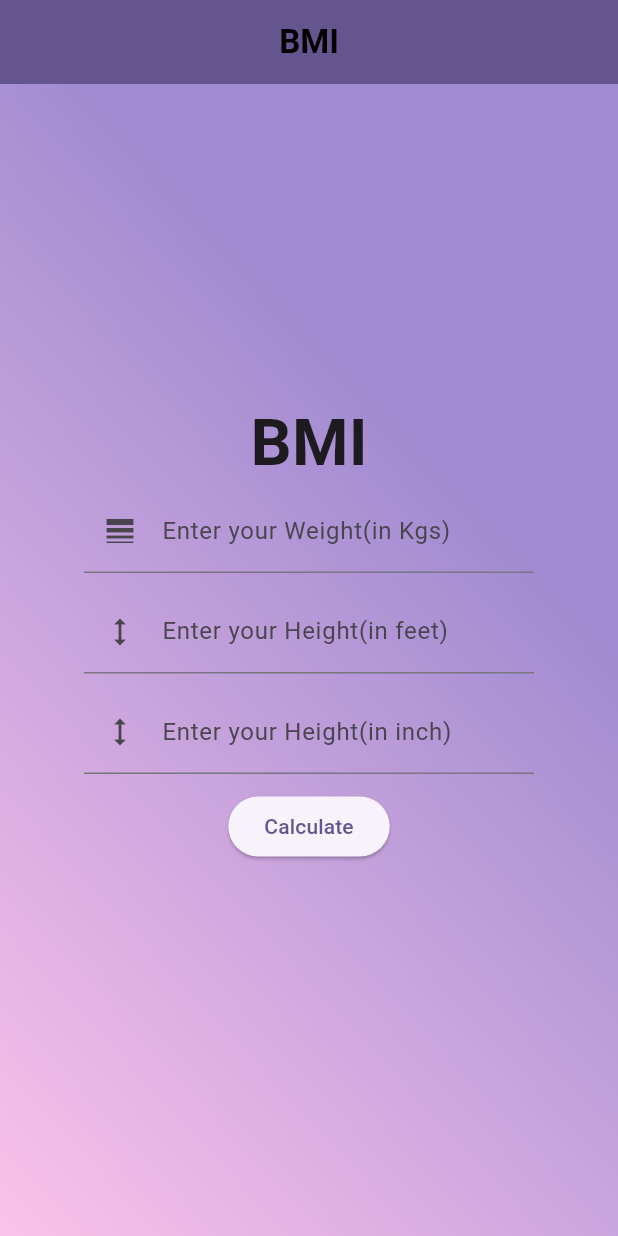
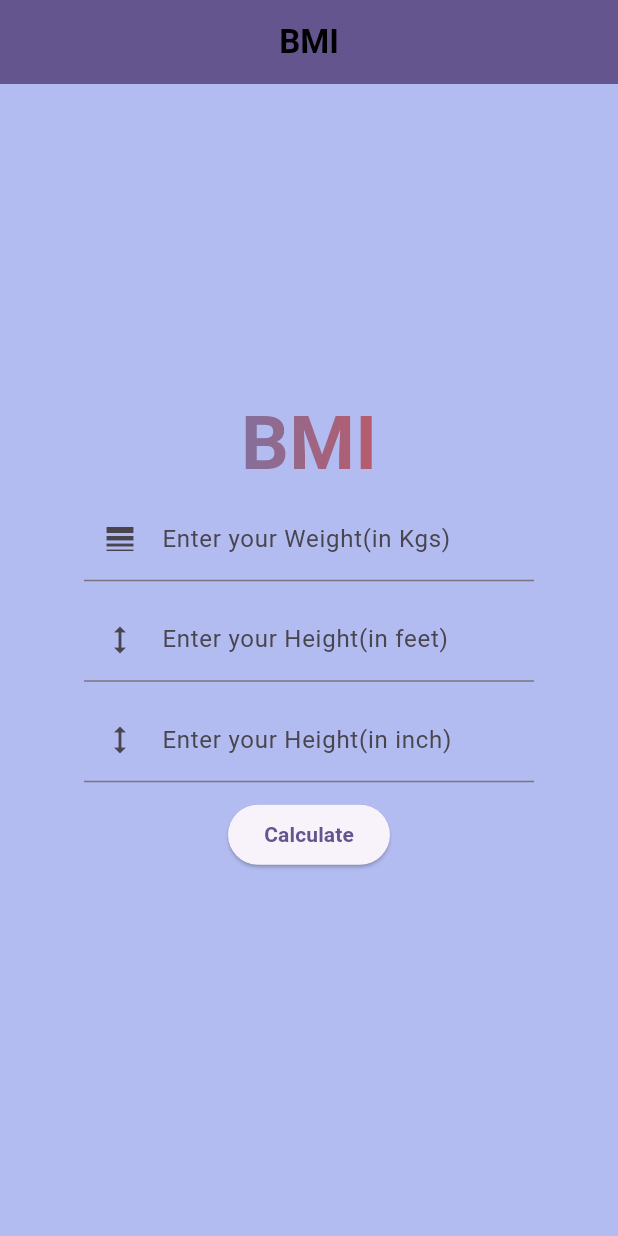
Before and after one commit to d19rsabhah/bmi_app, a Flutter app: the screen it shows after launch, on a phone screen of 412 x 824 dp. Run offline on Flutter 3.47's test engine with Material 3 defaults, Android fonts, the phone set to English and light mode, and no system bars.

Commit message:
gradient text

```diff
--- a/lib/constants/colors.dart
+++ b/lib/constants/colors.dart
@@ -1,7 +1,7 @@
 import 'package:flutter/material.dart';
 
 const Color bgOver = Color.fromARGB(255, 244, 219, 181);
-const Color bgUnder = Color.fromARGB(255, 240, 175, 171);
+const Color bgUnder = Color.fromARGB(255, 224, 132, 127);
 const Color bgNorm = Color.fromARGB(255, 138, 235, 203);
 const Color bgAppBar = Color.fromARGB(255, 25, 5, 66);
 const Color bgDefault = Color.fromARGB(255, 179, 188, 240);
--- a/lib/main.dart
+++ b/lib/main.dart
@@ -50,14 +50,16 @@ class MyHomePageState extends State<MyHomePage> {
         backgroundColor: Theme.of(context).primaryColor,
       ),
       body: Container(
-        decoration: BoxDecoration(
-            gradient: LinearGradient(
-          colors: [Color(0xffa18cd1), Color(0xfffbc2eb)],
-          begin: FractionalOffset(1.0, 0.5),
-          end: FractionalOffset(0.0, 1.0),
-          // stops: [0.0, 1.0]
-        )),
-        // color: bgColor,
+        color: bgColor,
+
+        // decoration: BoxDecoration(
+        //     gradient: LinearGradient(
+        //   colors: [Color(0xffa18cd1), Color(0xfffbc2eb)],
+        //   begin: FractionalOffset(1.0, 0.5),
+        //   end: FractionalOffset(0.0, 1.0),
+        //   // stops: [0.0, 1.0]
+        // )),
+
         child: Center(
           child: Container(
             width: 300,
@@ -66,7 +68,16 @@ class MyHomePageState extends State<MyHomePage> {
               children: [
                 Text(
                   'BMI',
-                  style: TextStyle(fontSize: 43, fontWeight: FontWeight.w700),
+                  style: TextStyle(
+                      fontSize: 50,
+                      fontWeight: FontWeight.bold,
+                      foreground: Paint()
+                        ..shader = LinearGradient(colors: [
+                          Colors.blue,
+                          Colors.red,
+                        ]).createShader(
+                          Rect.fromLTWH(0, 0, 350, 60),
+                        )),
                 ),
                 TextField(
                   controller: wtController,
@@ -134,7 +145,10 @@ class MyHomePageState extends State<MyHomePage> {
                         });
                       }
                     },
-                    child: Text('Calculate')),
+                    child: Text(
+                      'Calculate',
+                      style: TextStyle(fontWeight: FontWeight.bold),
+                    )),
                 SizedBox(
                   height: 11,
                 ),
@@ -143,7 +157,7 @@ class MyHomePageState extends State<MyHomePage> {
                   style: TextStyle(
                     fontWeight: FontWeight.w400,
                     fontSize: 20,
-                    backgroundColor: Theme.of(context).primaryColor,
+                    // backgroundColor: Theme.of(context).primaryColor,
                   ),
                 ),
               ],
```
